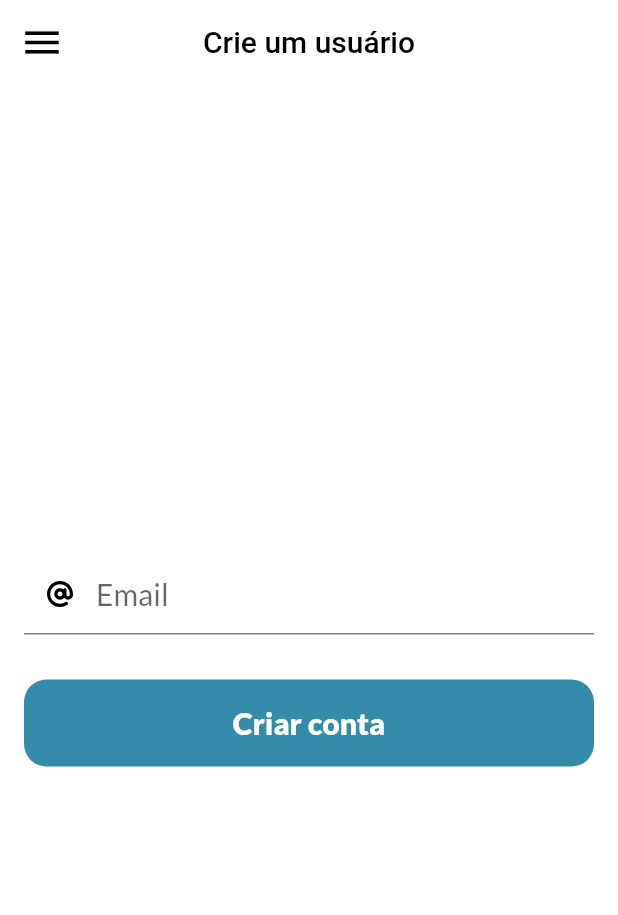
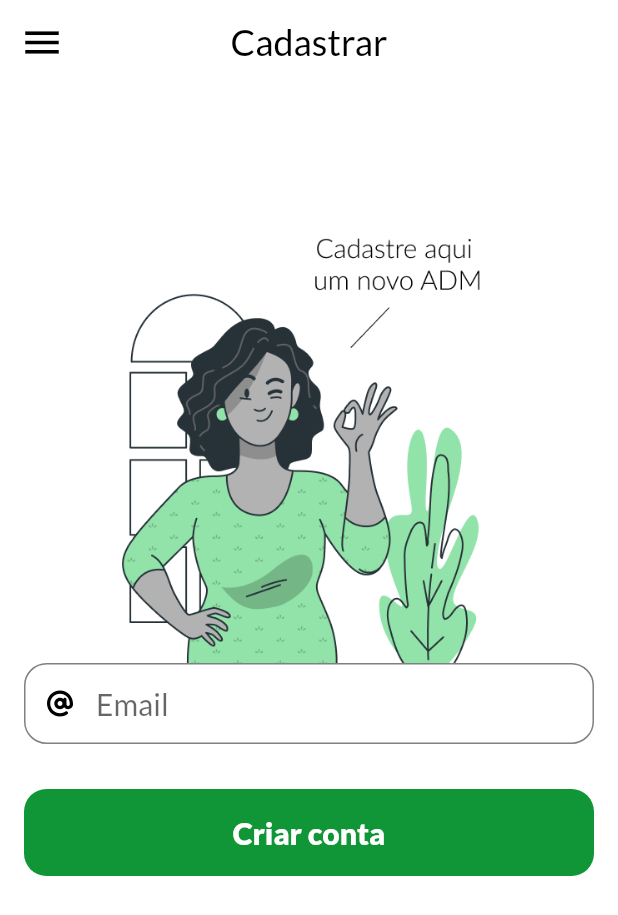
Before and after one commit to jpbrites/Nuceu-App, a Flutter app: the VideosScreen screen opened by its route, in the side drawer, after a tap on "Criar uma conta", on a phone screen of 412 x 824 dp. Shown: the top 915 px of the screen. Run offline on Flutter 3.47's test engine with Material 2 defaults, Android fonts, the light colour scheme and no system bars; our stand-ins replace cloud_firestore, email_validator, firebase_auth, firebase_core, fluttericon, font_awesome_flutter and 2 more; accounts and stored records are empty; network calls fail; Roboto replaces fonts that are missing (Lato-Light).

Commit message:
tela do jeito que luan queria

```diff
--- a/lib/view/screens/create_account_screen.dart
+++ b/lib/view/screens/create_account_screen.dart
@@ -16,7 +16,7 @@ class CreateAccount extends StatefulWidget {
 }
 
 class _CreateAccountState extends State<CreateAccount> {
-  final emailController = TextEditingController();
+  final EmailController = TextEditingController();
 
   @override
   Widget build(BuildContext context) {
@@ -29,19 +29,27 @@ class _CreateAccountState extends State<CreateAccount> {
           centerTitle: true,
           iconTheme: const IconThemeData(color: Colors.black, size: 30),
             backgroundColor: Colors.white,
-            title: const Text(
-              'Crie um usuário',
-              style: TextStyle(fontFamily: 'Lato-Light', color: Colors.black),
-            )),
+            title: Text(
+              'Cadastrar',
+              style: Themes.latoRegular(24),),
+            ),
         body: Padding(
           padding: const EdgeInsets.all(16.0),
           child: Column(
-            mainAxisAlignment: MainAxisAlignment.center,
             crossAxisAlignment: CrossAxisAlignment.start,
             children: [
+              SizedBox(
+                height: 70,
+              ),
+               Row(
+              mainAxisAlignment: MainAxisAlignment.center,
+              children: [
+                Image.asset('imagens/register.png', height: 300,),
+              ],
+            ),
             LoginTextField(
               keyboardType: TextInputType.emailAddress,
-              textController: emailController,
+              textController: EmailController,
               obscureText: false,
               validator: (email) {
                 if (email != null && !EmailValidator.validate(email)) {
@@ -60,7 +68,7 @@ class _CreateAccountState extends State<CreateAccount> {
               onTap: () {
                 registerUser();
               },
-              color: const Color(0xFF348BAA),
+              color: const Color(0xFF109636),
               label: 'Criar conta',
               textColor: Colors.white,
               google: false,
@@ -77,7 +85,7 @@ class _CreateAccountState extends State<CreateAccount> {
         builder: (context) => const Center(child: CircularProgressIndicator()));
     try {
           await FirebaseAuth.instance.createUserWithEmailAndPassword(
-        email: emailController.text,
+        email: EmailController.text,
         password: '654321',
       );
     } on FirebaseAuthException catch (e) {
--- a/lib/view/screens/login_screen.dart
+++ b/lib/view/screens/login_screen.dart
@@ -31,24 +31,19 @@ class _LoginScreenState extends State<LoginScreen> {
         backgroundColor: Colors.white,
         elevation: 0,
         centerTitle: true,
+        title: Text('Tela de Login', style: Themes.latoRegular(24),),
       ),
       body: Padding(
         padding: const EdgeInsets.all(16.0),
         child: Column(
           crossAxisAlignment: CrossAxisAlignment.start,
           children: [
+            SizedBox(height: 20,),
             Row(
               mainAxisAlignment: MainAxisAlignment.center,
               children: [
                 Image.asset('imagens/login.png', height: 250,),
               ],
-            ),
-            Padding(
-              padding: const EdgeInsets.only(bottom: 20, left: 20),
-              child: Text(
-                'Login',
-                style: Themes.latoRegular(24),
-              ),
             ),
             LoginTextField(
               keyboardType: TextInputType.emailAddress,
--- a/lib/view/widgets/Login_screen_widgets/login_textfield.dart
+++ b/lib/view/widgets/Login_screen_widgets/login_textfield.dart
@@ -44,17 +44,20 @@ class _LoginTextFieldState extends State<LoginTextField> {
             filled: true,
             fillColor: Colors.white,
 
-            border: UnderlineInputBorder(
+            border: OutlineInputBorder(
+              borderRadius: BorderRadius.circular(15),
               borderSide: const BorderSide(
                 color: Color.fromARGB(127, 0, 0, 0),
               ),
             ),
-            enabledBorder: UnderlineInputBorder(
+            enabledBorder: OutlineInputBorder(
+              borderRadius: BorderRadius.circular(15),
               borderSide: const BorderSide(
                 color: Color.fromARGB(127, 0, 0, 0),
               ),
             ),
-            focusedBorder: UnderlineInputBorder(
+            focusedBorder: OutlineInputBorder(
+              borderRadius: BorderRadius.circular(15),
               borderSide: const BorderSide(
                 color: Color.fromARGB(127, 0, 0, 0),
               ),
--- a/lib/view/widgets/navigation_drawer.dart
+++ b/lib/view/widgets/navigation_drawer.dart
@@ -79,9 +79,7 @@ class _NavigationDrawerState extends State<NavigationDrawer> {
                     style: Themes.latoLight(17),
                   ),
                   onTap: () {
-                    FirebaseAuth.instance
-                        .signOut()
-                        .then((value) => {Navigator.pushNamed(context, '/create-account-screen')});
+                    Navigator.pushNamed(context, '/create-account-screen');
                   },
               ),
               if (isLogged)
```
Also changed, not shown: imagens/login.png, imagens/register.png (added).
